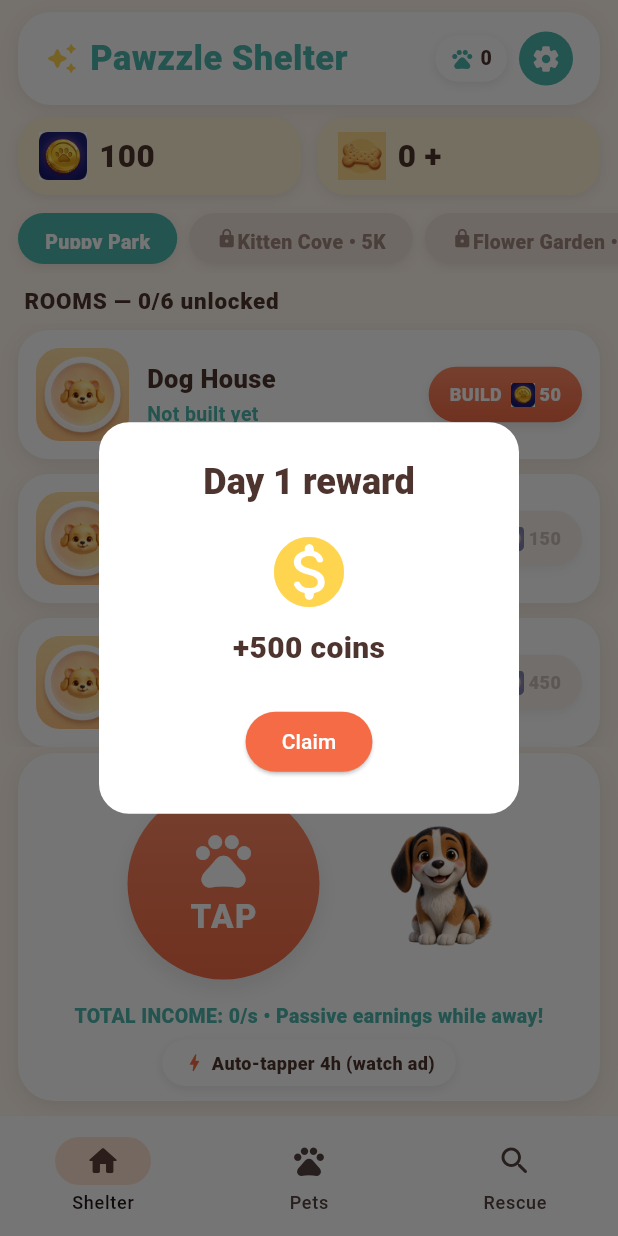
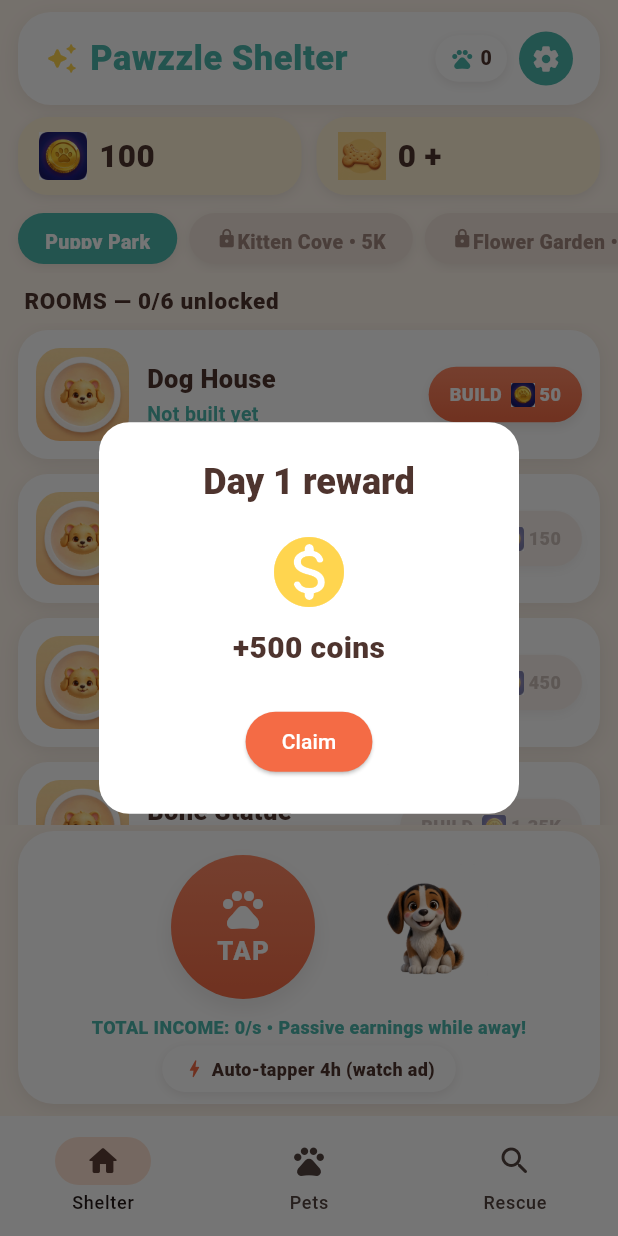
Before and after one commit to wadanmomand/pawzzle-shelter, a Flutter app: the screen it shows after launch, on a phone screen of 412 x 824 dp. Run offline on Flutter 3.47's test engine with Material 3 defaults, Android fonts, the phone set to English and light mode, and no system bars; our stand-ins replace audioplayers, flutter_riverpod, google_mobile_ads, hive; accounts and stored records are empty; network calls fail.

Commit message:
Compact TAP section + faster currency counter animation; bump 1.0.3+4

```diff
--- a/lib/ui/anim.dart
+++ b/lib/ui/anim.dart
@@ -205,9 +205,9 @@ class AnimatedNumber extends StatelessWidget {
   @override
   Widget build(BuildContext context) {
     return AnimatedSwitcher(
-      duration: const Duration(milliseconds: 260),
+      duration: const Duration(milliseconds: 130),
       transitionBuilder: (child, animation) => SlideTransition(
-        position: Tween(begin: const Offset(0, 0.45), end: Offset.zero)
+        position: Tween(begin: const Offset(0, 0.18), end: Offset.zero)
             .animate(animation),
         child: FadeTransition(opacity: animation, child: child),
       ),
--- a/lib/ui/home_screen.dart
+++ b/lib/ui/home_screen.dart
@@ -419,8 +419,8 @@ class _HomeScreenState extends ConsumerState<HomeScreen>
   Widget _tapArea(GameData data) {
     final shelter = data.shelter!;
     return Container(
-      margin: const EdgeInsets.fromLTRB(12, 4, 12, 10),
-      padding: const EdgeInsets.fromLTRB(16, 12, 16, 10),
+      margin: const EdgeInsets.fromLTRB(12, 4, 12, 8),
+      padding: const EdgeInsets.fromLTRB(12, 8, 12, 8),
       decoration: BoxDecoration(
         color: Colors.white,
         borderRadius: BorderRadius.circular(24),
@@ -438,8 +438,8 @@ class _HomeScreenState extends ConsumerState<HomeScreen>
             mainAxisAlignment: MainAxisAlignment.center,
             children: [
               SizedBox(
-                height: 150,
-                width: 170,
+                height: 112,
+                width: 150,
                 child: Stack(
                   alignment: Alignment.center,
                   children: [
@@ -452,8 +452,8 @@ class _HomeScreenState extends ConsumerState<HomeScreen>
                       child: ScaleTransition(
                         scale: _tapCtrl,
                         child: Container(
-                          width: 128,
-                          height: 128,
+                          width: 96,
+                          height: 96,
                           decoration: const BoxDecoration(
                             shape: BoxShape.circle,
                             gradient: LinearGradient(
@@ -476,13 +476,13 @@ class _HomeScreenState extends ConsumerState<HomeScreen>
                             mainAxisAlignment: MainAxisAlignment.center,
                             children: [
                               Icon(Icons.pets_rounded,
-                                  size: 44, color: Colors.white),
+                                  size: 32, color: Colors.white),
                               Text(
                                 'TAP',
                                 style: TextStyle(
                                   color: Colors.white,
                                   fontWeight: FontWeight.w900,
-                                  fontSize: 22,
+                                  fontSize: 17,
                                   letterSpacing: 1,
                                 ),
                               ),
@@ -497,24 +497,24 @@ class _HomeScreenState extends ConsumerState<HomeScreen>
               const SizedBox(width: 4),
               Image.asset(
                 'assets/pets/puppy_milo.webp',
-                width: 110,
-                height: 110,
+                width: 84,
+                height: 84,
                 fit: BoxFit.contain,
-                errorBuilder: (_, _, _) => const SizedBox(width: 110),
+                errorBuilder: (_, _, _) => const SizedBox(width: 84),
               ),
             ],
           ),
-          const SizedBox(height: 4),
+          const SizedBox(height: 2),
           Text(
             'TOTAL INCOME: ${formatCompact(ShelterEconomy.totalIncomePerSec(shelter))}/s • Passive earnings while away!',
             textAlign: TextAlign.center,
             style: const TextStyle(
               fontWeight: FontWeight.w800,
-              fontSize: 13,
+              fontSize: 12,
               color: AppColors.teal,
             ),
           ),
-          const SizedBox(height: 6),
+          const SizedBox(height: 4),
           _autoTapperChip(data),
         ],
       ),
--- a/pubspec.yaml
+++ b/pubspec.yaml
@@ -16,7 +16,7 @@ publish_to: 'none' # Remove this line if you wish to publish to pub.dev
 # https://developer.apple.com/library/archive/documentation/General/Reference/InfoPlistKeyReference/Articles/CoreFoundationKeys.html
 # In Windows, build-name is used as the major, minor, and patch parts
 # of the product and file versions while build-number is used as the build suffix.
-version: 1.0.2+3
+version: 1.0.3+4
 
 environment:
   sdk: ^3.13.5
```
Also changed, not shown: 2 other files.
